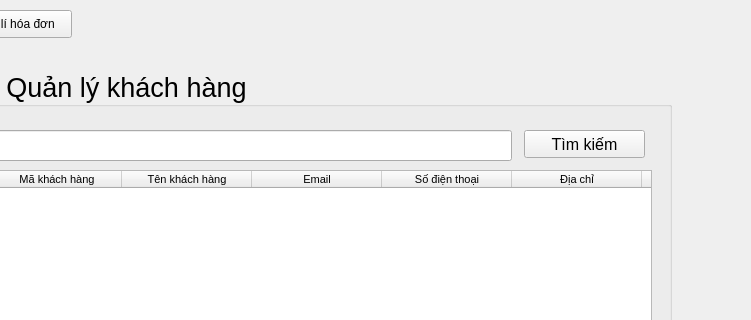
First picture: the form in GUI/UI/QuanLyKhachHang.ui, repository MinhVi2004/WaterManagement, before the edit; both pictures show x 449 to 1200 and y 0 to 320 of the 1200 by 700 pixel window.
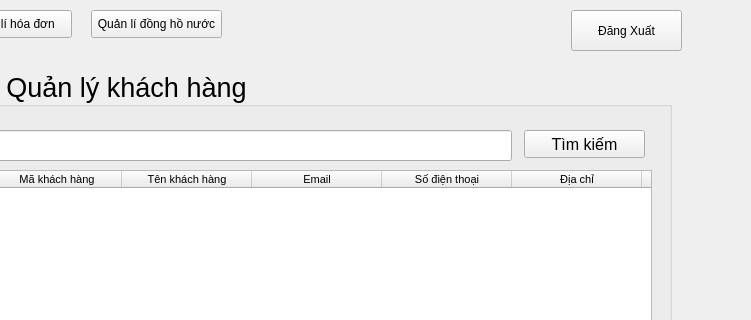
Second picture: the form after the edit.

Patch:
```diff
--- a/GUI/UI/QuanLyKhachHang.ui
+++ b/GUI/UI/QuanLyKhachHang.ui
@@ -502,6 +502,35 @@
      <string>Trang Chủ</string>
     </property>
    </widget>
+   <widget class="QPushButton" name="btnDHN">
+    <property name="geometry">
+     <rect>
+      <x>540</x>
+      <y>10</y>
+      <width>131</width>
+      <height>28</height>
+     </rect>
+    </property>
+    <property name="styleSheet">
+     <string notr="true"/>
+    </property>
+    <property name="text">
+     <string>Quản lí đồng hồ nước</string>
+    </property>
+   </widget>
+   <widget class="QPushButton" name="btnDangXuat">
+    <property name="geometry">
+     <rect>
+      <x>1020</x>
+      <y>10</y>
+      <width>111</width>
+      <height>41</height>
+     </rect>
+    </property>
+    <property name="text">
+     <string>Đăng Xuất</string>
+    </property>
+   </widget>
   </widget>
   <widget class="QMenuBar" name="menubar">
    <property name="geometry">
```
Left out of the diff: 2 changed lines with no effect on the pictures.
